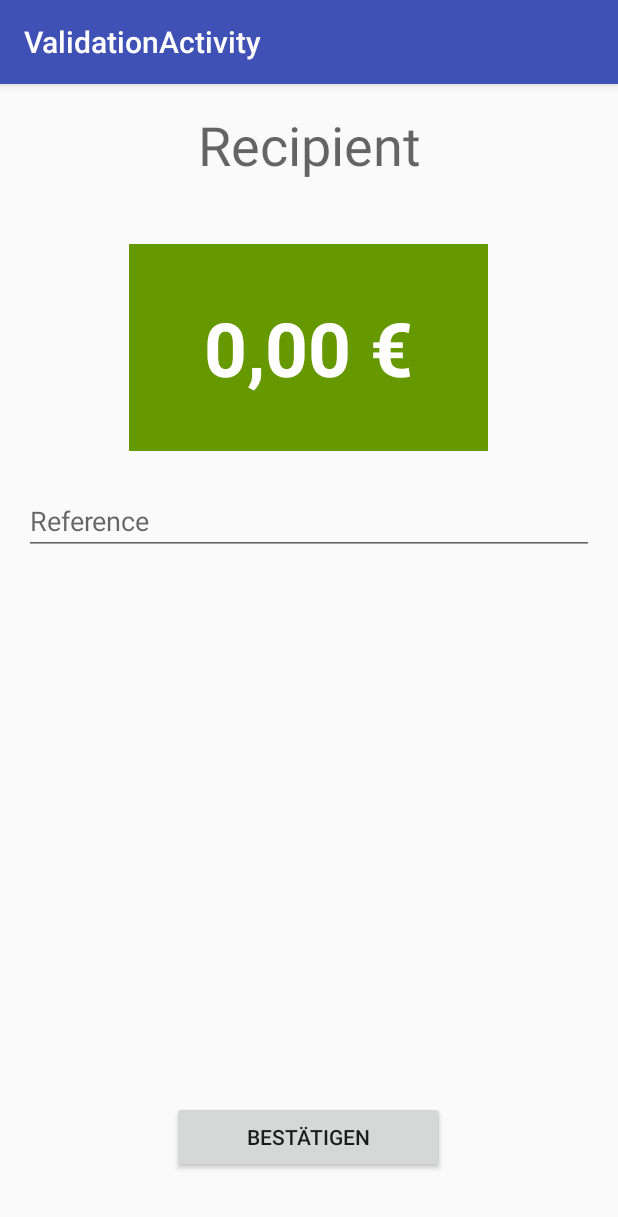
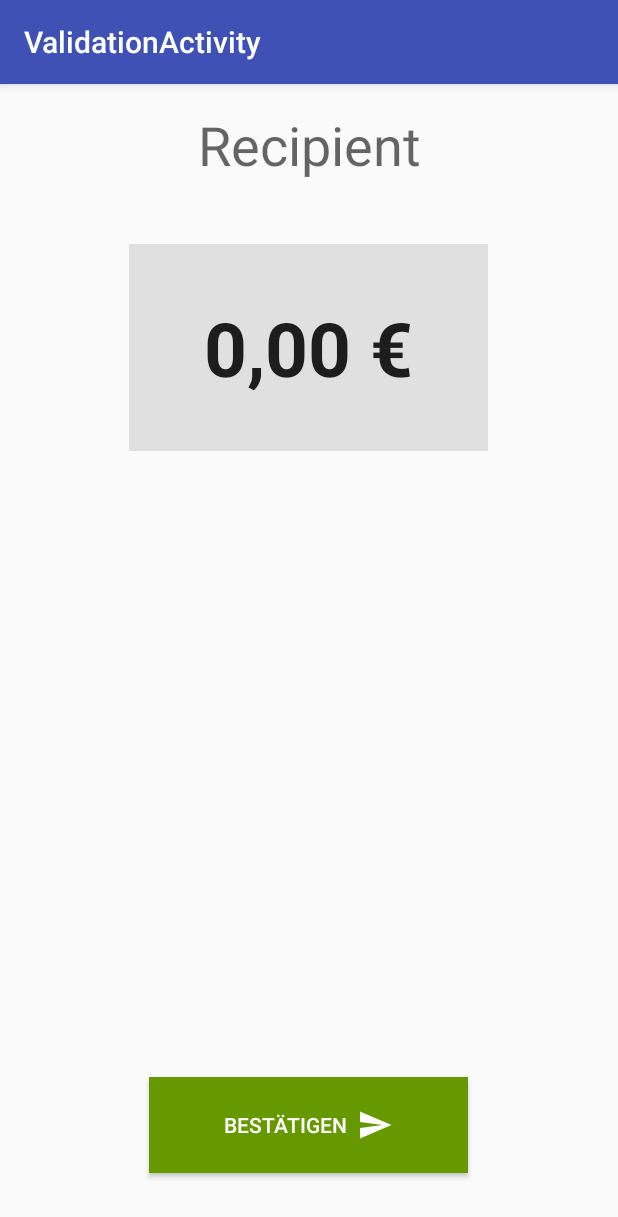
Before and after one commit to kolja-esders/pay-hero, an Android app: the ValidationActivity screen opened directly, with no data from a screen before it, on a phone screen of 412 x 824 dp. Shown: the top 1217 px of the screen. Run offline under Robolectric (Android 15) with nearby library versions, the phone set to English and light mode, and no system bars.

Commit message:
Style improv

```diff
--- /dev/null
+++ b/PayHero/app/src/main/res/drawable/send_white_24dp.xml
@@ -0,0 +1,9 @@
+<vector xmlns:android="http://schemas.android.com/apk/res/android"
+        android:width="24dp"
+        android:height="24dp"
+        android:viewportWidth="24.0"
+        android:viewportHeight="24.0">
+    <path
+        android:fillColor="#FFFFFFFF"
+        android:pathData="M2.01,21L23,12 2.01,3 2,10l15,2 -15,2z"/>
+</vector>
--- a/PayHero/app/src/main/res/layout/content_validation.xml
+++ b/PayHero/app/src/main/res/layout/content_validation.xml
@@ -9,11 +9,14 @@
     android:paddingTop="@dimen/activity_vertical_margin"
     app:layout_behavior="@string/appbar_scrolling_view_behavior"
     tools:context="edu.pietro.team.payhero.ValidationActivity"
+    android:layout_marginLeft="@dimen/activity_horizontal_margin"
+    android:layout_marginRight="@dimen/activity_horizontal_margin"
     tools:showIn="@layout/activity_validation"
     android:gravity="center_horizontal">
 
     <Button
-        android:text="Bestätigen"
+        android:drawableRight="@drawable/send_white_24dp"
+        android:text="Bestätigen  "
         android:layout_width="wrap_content"
         android:layout_height="wrap_content"
         android:layout_marginBottom="26dp"
@@ -21,7 +24,11 @@
         android:layout_alignParentBottom="true"
         android:layout_centerHorizontal="true"
         android:paddingLeft="50dp"
-        android:paddingRight="50dp" />
+        android:paddingRight="50dp"
+        style="@style/Widget.AppCompat.Button.Colored"
+        android:background="@android:color/holo_green_dark"
+        android:paddingTop="20dp"
+        android:paddingBottom="20dp" />
 
     <EditText
         android:text="DE23 3847 2784 8374 2837 43"
@@ -33,9 +40,7 @@
         android:layout_below="@+id/nameEdit"
         android:layout_centerHorizontal="true"
         android:textSize="16sp"
-        android:background="@android:color/transparent"
-        android:imeOptions="actionDone"
-        android:inputType="text"/>
+        android:background="@android:color/transparent" />
 
     <EditText
         android:text="23,45€"
@@ -51,23 +56,8 @@
         android:textStyle="normal|bold"
         android:layout_centerHorizontal="true"
         android:background="@color/colorAccent"
-        android:textColor="@android:color/background_light"
         android:layout_below="@+id/ibanEdit"
         android:layout_marginTop="20dp" />
-
-    <EditText
-        android:layout_width="wrap_content"
-        android:layout_height="wrap_content"
-        android:inputType="textMultiLine"
-        android:ems="10"
-        android:id="@+id/reasonTextEdit"
-        android:layout_below="@+id/amountEdit"
-        android:layout_alignParentStart="true"
-        android:layout_marginTop="24dp"
-        android:layout_marginLeft="@dimen/activity_horizontal_margin"
-        android:layout_marginRight="@dimen/activity_horizontal_margin"
-        android:layout_alignParentEnd="true"
-        android:hint="Reference" />
 
     <EditText
         android:layout_width="wrap_content"
--- a/PayHero/app/src/main/res/values/colors.xml
+++ b/PayHero/app/src/main/res/values/colors.xml
@@ -2,5 +2,5 @@
 <resources>
     <color name="colorPrimary">#3F51B5</color>
     <color name="colorPrimaryDark">#303F9F</color>
-    <color name="colorAccent">#669900</color>
+    <color name="colorAccent">#e0e0e0</color>
 </resources>
```
